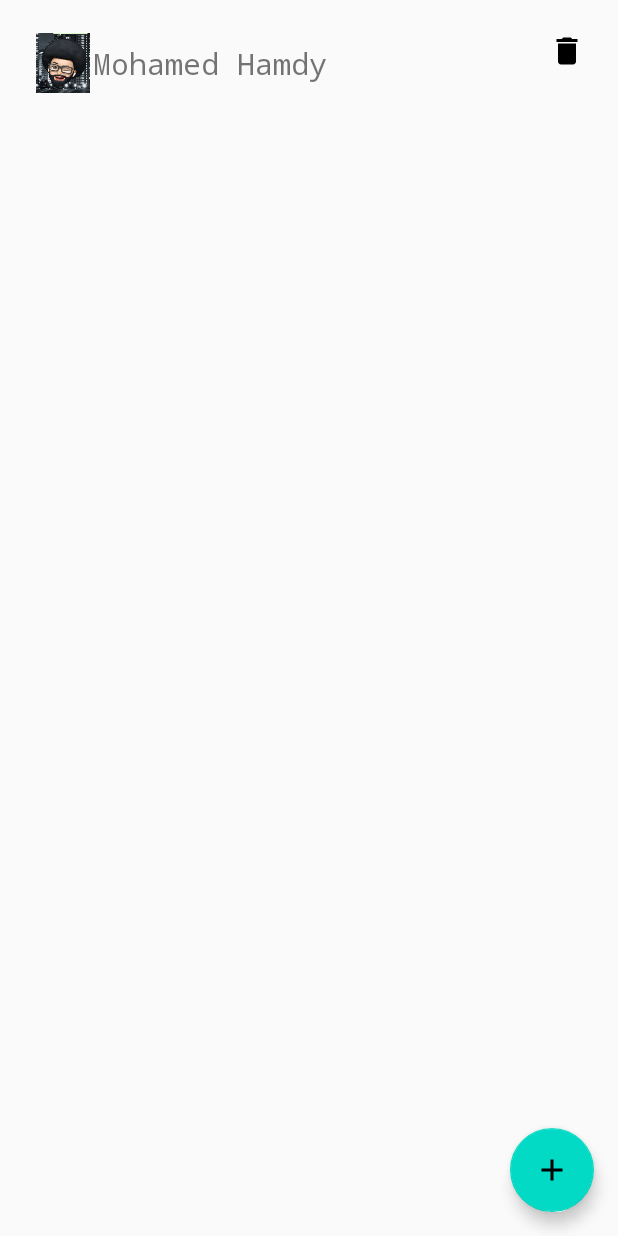
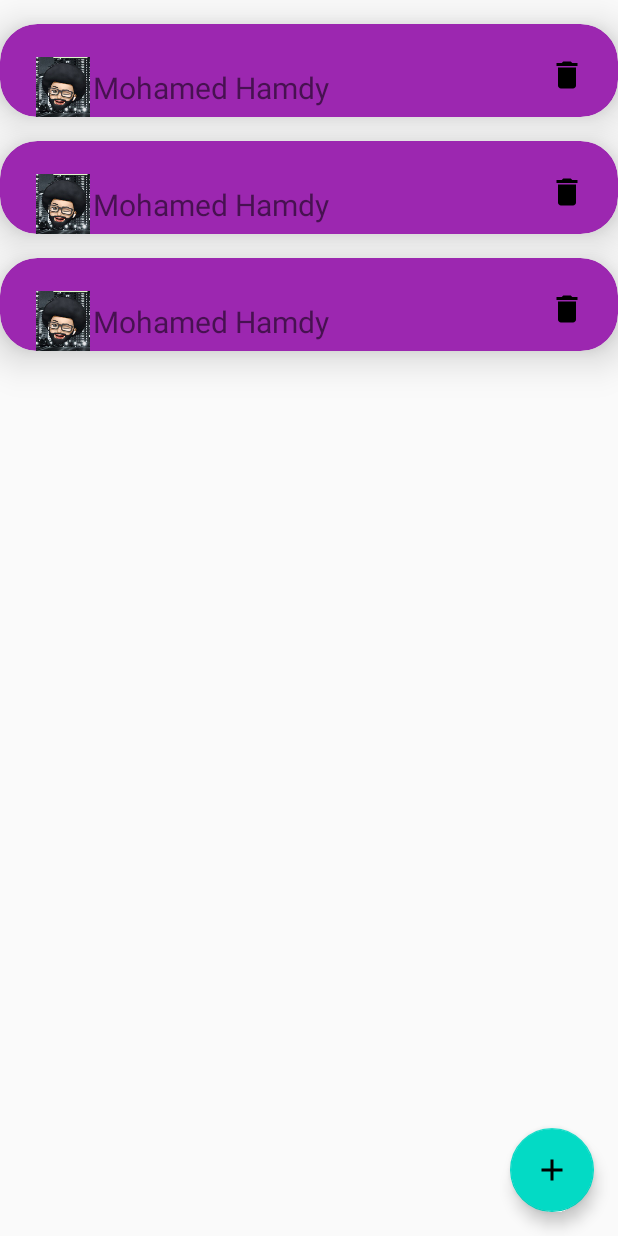
Before and after one commit to mariam45677/test_1, an Android app: the layout activity_main.xml on its own in the app's theme, with its tools: preview values and no code run, on a phone screen of 412 x 824 dp. Run offline under Robolectric (Android 15) with nearby library versions, the phone set to English and light mode, and no system bars.

Commit message:
first commit

```diff
--- a/app/src/main/java/com/examble/android/AdapterView.java
+++ b/app/src/main/java/com/examble/android/AdapterView.java
@@ -35,7 +35,7 @@ public class AdapterView extends ListAdapter <Contact, AdapterView.AndHolder> {
     }
 
     interface OnItem {
-        void Onclick(Contact contact,int postion);
+        void Onclick(Contact contact,int position);
         //عاوزة اعمل امبلمنتيشن هروح الاكتفيتي اللي عاوزة اعمل فيها
         void delete(Contact contact);
 
--- a/app/src/main/java/com/examble/android/AddContactActivity.java
+++ b/app/src/main/java/com/examble/android/AddContactActivity.java
@@ -13,7 +13,7 @@ import com.google.android.material.floatingactionbutton.FloatingActionButton;
 
 public class AddContactActivity extends AppCompatActivity {
     private EditText etName;
-    private EditText etNumber;
+
 
     @Override
     protected void onCreate(Bundle savedInstanceState) {
@@ -24,7 +24,7 @@ public class AddContactActivity extends AppCompatActivity {
         if (getIntent().hasExtra("contact")){
             Contact contact = (Contact) getIntent().getSerializableExtra("contact");
             etName.setText(contact.getName());
-            etNumber.setText(contact.getNumber());
+
 
         }
     }
--- a/app/src/main/res/layout/rv_items.xml
+++ b/app/src/main/res/layout/rv_items.xml
@@ -1,13 +1,17 @@
 <?xml version="1.0" encoding="utf-8"?>
-<androidx.constraintlayout.widget.ConstraintLayout xmlns:android="http://schemas.android.com/apk/res/android"
+<androidx.cardview.widget.CardView xmlns:android="http://schemas.android.com/apk/res/android"
+    xmlns:app="http://schemas.android.com/apk/res-auto"
+    android:id="@+id/cardView"
     android:layout_width="match_parent"
-    android:layout_height="match_parent"
-    xmlns:app="http://schemas.android.com/apk/res-auto"
+    android:layout_height="wrap_content"
+    android:layout_marginTop="16dp"
+    app:cardBackgroundColor="#9c27b0"
+    app:cardCornerRadius="25dp"
+    app:cardElevation="16dp"
     xmlns:tools="http://schemas.android.com/tools">
-
-
-
-
+    <androidx.constraintlayout.widget.ConstraintLayout
+        android:layout_width="match_parent"
+        android:layout_height="wrap_content">
     <ImageView
         android:id="@+id/img"
         android:layout_width="40dp"
@@ -20,7 +24,6 @@
         android:id="@+id/tv_name"
         android:layout_width="wrap_content"
         android:layout_height="wrap_content"
-        android:fontFamily="monospace"
         android:textSize="20sp"
         app:layout_constraintBottom_toBottomOf="@id/img"
         app:layout_constraintStart_toEndOf="@id/img"
@@ -35,5 +38,5 @@
         android:src="@drawable/ic_delete"
         app:layout_constraintEnd_toEndOf="parent"
         app:layout_constraintTop_toTopOf="parent" />
-
 </androidx.constraintlayout.widget.ConstraintLayout>
+    </androidx.cardview.widget.CardView>
```
Also changed, not shown: app/src/main/java/com/examble/android/MainActivity.java (+4 -3 lines).
